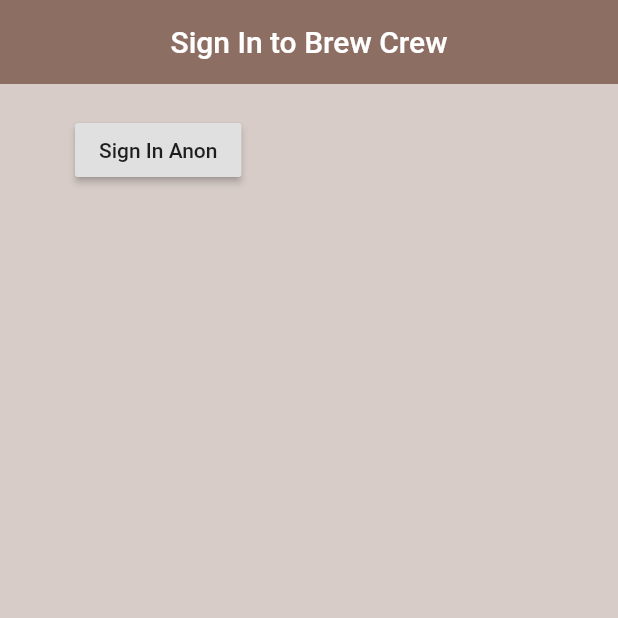
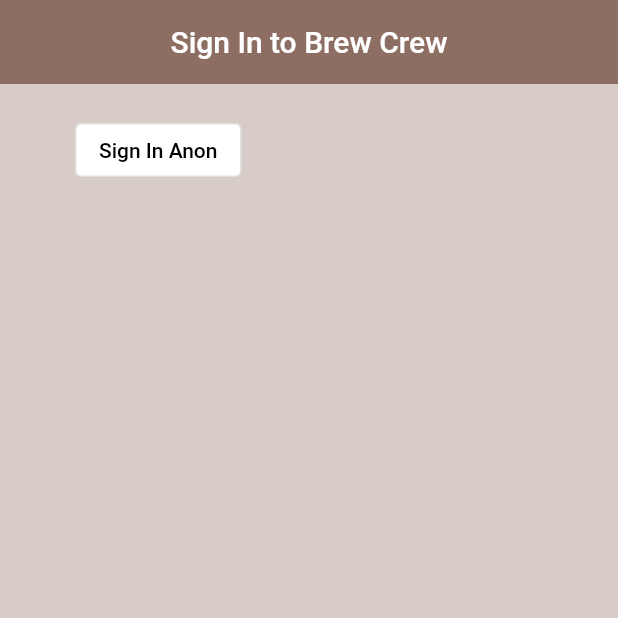
Before and after one commit to marufkhan09/brewcrew, a Flutter app: the screen it shows after launch, after a tap on "Sign In Anon", on a phone screen of 412 x 824 dp, the top half of it. Run offline on Flutter 3.47's test engine with Material 2 defaults, Android fonts, the phone set to English and light mode, and no system bars; our stand-ins replace firebase_auth; accounts and stored records are empty; network calls fail.

```diff
--- a/lib/main.dart
+++ b/lib/main.dart
@@ -1,3 +1,5 @@
+// @dart=2.9
+
 import 'package:brewcrew/screens/wrapper.dart';
 import 'package:flutter/material.dart';
 
--- /dev/null
+++ b/lib/models/user.dart
@@ -0,0 +1,5 @@
+class User {
+  final String uid;
+
+  User({required this.uid});
+}
--- a/lib/screens/authenticate/sign_in.dart
+++ b/lib/screens/authenticate/sign_in.dart
@@ -9,7 +9,6 @@ class SignIn extends StatefulWidget {
 }
 
 class _SignInState extends State<SignIn> {
-
   final AuthService _auth = AuthService();
 
   @override
@@ -22,19 +21,25 @@ class _SignInState extends State<SignIn> {
         title: Center(child: Text("Sign In to Brew Crew")),
       ),
       body: Container(
-        padding: EdgeInsets.symmetric(vertical: 20,horizontal: 50),
-        child: RaisedButton(
-          child: Text("Sign In Anon"),
+        padding: EdgeInsets.symmetric(vertical: 20, horizontal: 50),
+        child: OutlinedButton(
+          style: ButtonStyle(
+            backgroundColor: MaterialStateProperty.all(Colors.white),
+          ),
+          child: Text(
+            "Sign In Anon",
+            style: TextStyle(
+              color: Colors.black,
+            ),
+          ),
           onPressed: () async {
-         dynamic result = await _auth.signInAnon();
-         if(result == null){
-           print("Error signing in");
-         }
-         else{
-           print("Signed in");
-           print(result);
-         }
-
+            dynamic result = await _auth.signInAnon();
+            if (result == null) {
+              print("Error signing in");
+            } else {
+              print("Signed in");
+              print(result.uid);
+            }
           },
         ),
       ),
--- a/lib/services/auth.dart
+++ b/lib/services/auth.dart
@@ -1,8 +1,14 @@
+import 'package:brewcrew/models/user.dart';
 import 'package:firebase_auth/firebase_auth.dart';
 
 class AuthService {
 
   final FirebaseAuth _auth = FirebaseAuth.instance;
+
+  //create user object based on firebase user
+  User? _userFromFirebaseUser(FirebaseUser user) {
+    return user != null ? User(uid: user.uid) : null;
+  }
 
   //sign in anon
 
@@ -10,7 +16,7 @@ class AuthService {
     try {
      AuthResult result = await _auth.signInAnonymously();
      FirebaseUser user = result.user;
-     return user;
+     return _userFromFirebaseUser(user);
     }
     catch (e){
       print(e.toString());
```
